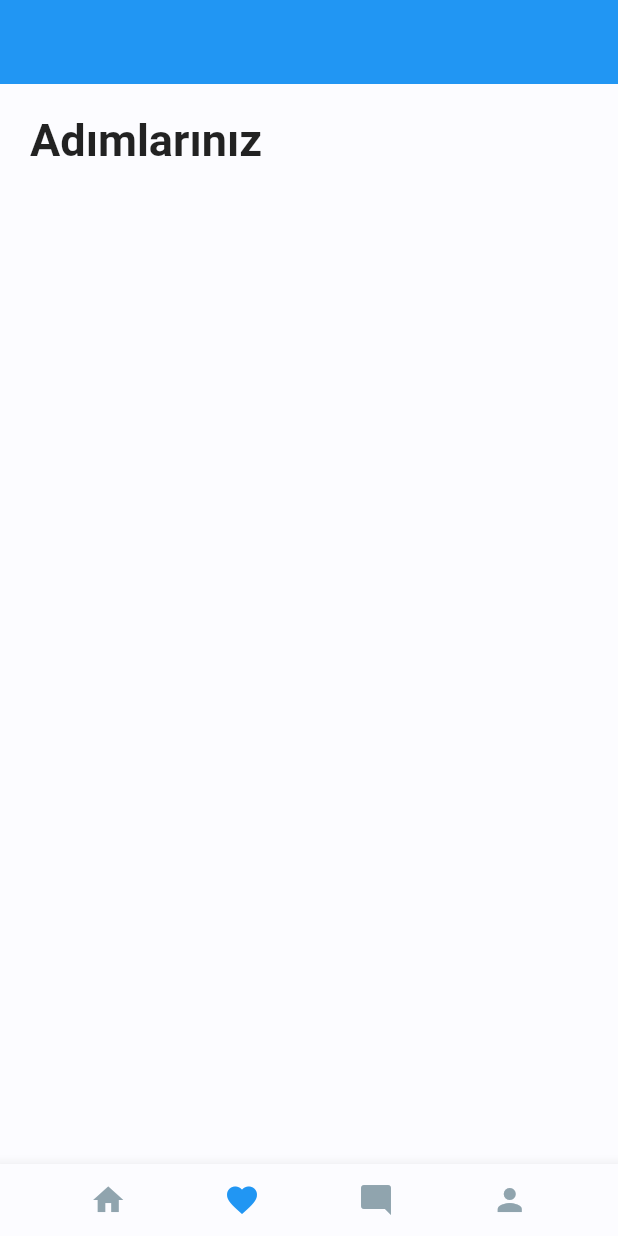
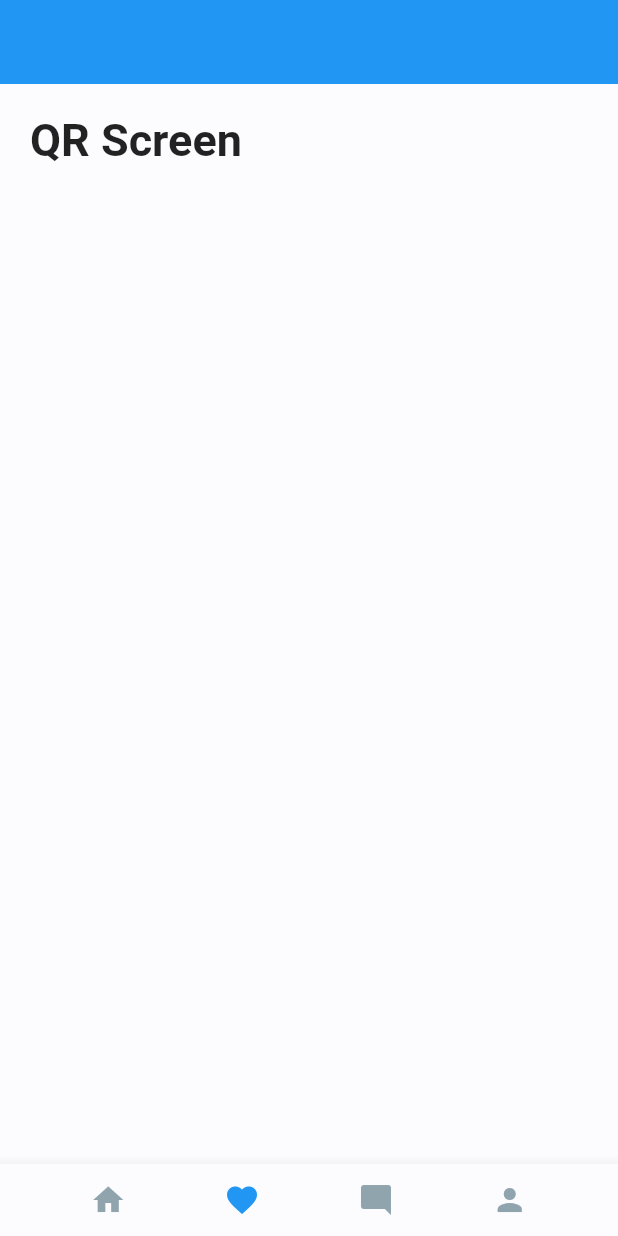
Before and after one commit to berkaysahin1/HealthyCent, a Flutter app: the screen it shows after launch, swiped to page 2, on a phone screen of 412 x 824 dp. Run offline on Flutter 3.47's test engine with Material 2 defaults, Android fonts, the phone set to English and light mode, and no system bars.

Commit message:
update screens

```diff
--- a/lib/screens/donatescreen.dart
+++ b/lib/screens/donatescreen.dart
@@ -26,7 +26,7 @@ class _donatescreenState extends State<donatescreen> {
           Padding(
             padding: EdgeInsets.all(20.0),
             child: Text(
-              "Adımlarınız",
+              "Donate Screen",
               style: TextStyle(
                 fontSize: 30.0,
                 fontWeight: FontWeight.w600,
--- a/lib/screens/main_screen.dart
+++ b/lib/screens/main_screen.dart
@@ -1,5 +1,8 @@
 import 'package:flutter/material.dart';
+import 'package:healthycent/screens/donatescreen.dart';
 import 'package:healthycent/screens/home.dart';
+import 'package:healthycent/screens/mapscreen.dart';
+import 'package:healthycent/screens/pedometer.dart';
 import 'package:healthycent/screens/qrscreen.dart';
 // import 'package:healthycent/widgets/icon_badge.dart';
 
@@ -11,7 +14,7 @@ class MainScreen extends StatefulWidget {
 class _MainScreenState extends State<MainScreen> {
   late PageController _pageController;
   int _page = 0;
-var sayfalar=[Home(),qrscreen()];
+var sayfalar=[Home(),qrscreen(),mapscreen(),pedometer(),donatescreen()];
   @override
   Widget build(BuildContext context) {
     return Scaffold(
--- a/lib/screens/mapscreen.dart
+++ b/lib/screens/mapscreen.dart
@@ -26,7 +26,7 @@ class _mapscreenState extends State<mapscreen> {
           Padding(
             padding: EdgeInsets.all(20.0),
             child: Text(
-              "Adımlarınız",
+              "Map Screen",
               style: TextStyle(
                 fontSize: 30.0,
                 fontWeight: FontWeight.w600,
--- a/lib/screens/pedometer.dart
+++ b/lib/screens/pedometer.dart
@@ -26,7 +26,7 @@ class _pedometerState extends State<pedometer> {
           Padding(
             padding: EdgeInsets.all(20.0),
             child: Text(
-              "Adımlarınız",
+              "Pedometer",
               style: TextStyle(
                 fontSize: 30.0,
                 fontWeight: FontWeight.w600,
--- a/lib/screens/qrscreen.dart
+++ b/lib/screens/qrscreen.dart
@@ -26,7 +26,7 @@ class _qrscreenState extends State<qrscreen> {
           Padding(
             padding: EdgeInsets.all(20.0),
             child: Text(
-              "Adımlarınız",
+              "QR Screen",
               style: TextStyle(
                 fontSize: 30.0,
                 fontWeight: FontWeight.w600,
```
